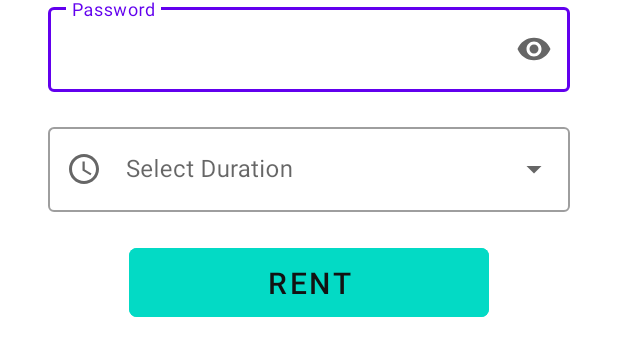
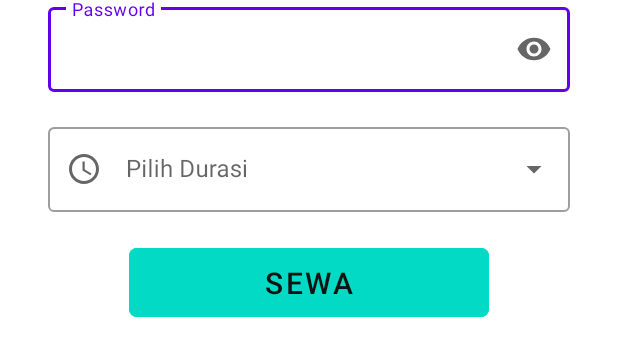
Before and after one commit to JanissaryID/LockerBox, an Android app: the layout custom_dialog.xml on its own in the app's theme, with its tools: preview values and no code run, on a phone screen of 412 x 824 dp. Shown: the part 223-579 px from the top of the screen. Run offline under Robolectric (Android 15) with nearby library versions, the phone set to English and light mode, and no system bars.

Commit message:
Update ke bahasa indonesia

```diff
--- a/app/src/main/java/com/example/lockerbox/Adapter/HomeAdapter.kt
+++ b/app/src/main/java/com/example/lockerbox/Adapter/HomeAdapter.kt
@@ -42,6 +42,7 @@ class HomeAdapter(private var boxList: List<LockerBox>): RecyclerView.Adapter<Ho
 //                }
                 NoBox.text = boxResponse.noBox.toString()
                 CodeLocker.text = boxResponse.codeLocker.toString()
+                duration_time.text = boxResponse.duration.toString() + " Jam"
             }
         }
     }
--- a/app/src/main/java/com/example/lockerbox/HomeFragment.kt
+++ b/app/src/main/java/com/example/lockerbox/HomeFragment.kt
@@ -195,7 +195,7 @@ class HomeFragment : Fragment(), View.OnClickListener {
         button_open = data.TimeOut!!
         mDialogView.NumberBox.setText(data.noBox.toString())
         mDialogView.InputPasswordHome.setText(data.password)
-        mDialogView.InputDurationHome.setText(data.duration.toString() + " Hour")
+        mDialogView.InputDurationHome.setText(data.duration.toString() + " Jam")
         ButtonsUpdate(mDialogView)
         onStartState(mDialogView)
         Log.d("CREATION", "TimeOut  " + data.TimeOut.toString())
--- a/app/src/main/java/com/example/lockerbox/ResponseLockerFragment.kt
+++ b/app/src/main/java/com/example/lockerbox/ResponseLockerFragment.kt
@@ -113,7 +113,7 @@ class ResponseLockerFragment : Fragment() {
 
         mDialogView.NumberBox.setText(data.noBox.toString())
 
-        var HoursList = arrayOf("1 Hour", "2 Hour", "3 Hour", "4 Hour")
+        var HoursList = arrayOf("1 Jam", "2 Jam", "3 Jam", "4 Jam")
 
         var adapter = ArrayAdapter(requireContext(), android.R.layout.simple_list_item_1, HoursList)
         mDialogView.autoCompleteText.threshold = 0
--- a/app/src/main/res/layout/box_layout.xml
+++ b/app/src/main/res/layout/box_layout.xml
@@ -66,17 +66,17 @@
             android:layout_height="wrap_content"
             android:layout_gravity="center"
             android:layout_marginBottom="2dp"
-            android:text="Sisa Waktu"
+            android:text="Durasi"
             android:textColor="#fff"
             android:textSize="12sp" />
 
         <TextView
-            android:id="@+id/end_time"
+            android:id="@+id/duration_time"
             android:layout_width="62dp"
             android:layout_height="wrap_content"
             android:background="@drawable/label_custom2"
             android:layout_gravity="center"
-            android:text="02:00"
+            android:text="2 Jam"
             android:textAlignment="center"
             android:textColor="#000"
             android:textSize="14sp"
--- a/app/src/main/res/layout/item_box.xml
+++ b/app/src/main/res/layout/item_box.xml
@@ -38,7 +38,7 @@
         style="@style/Widget.MaterialComponents.Button.OutlinedButton"
         android:layout_width="118dp"
         android:layout_height="46dp"
-        android:text="Rent Now"
+        android:text="Pilih"
         app:cornerRadius="6dp"
         android:backgroundTint="@color/topbar"
         android:textColor="@color/textbutton"
--- a/app/src/main/res/values/strings.xml
+++ b/app/src/main/res/values/strings.xml
@@ -4,7 +4,7 @@
     <string name="hello_blank_fragment">Hello blank fragment</string>
     <string name="String_text_36">36</string>
     <string name="password_hint">Password</string>
-    <string name="select_duration_hint">Select Duration</string>
-    <string name="rent_button_text">RENT</string>
-    <string name="duration_hint">Duration</string>
+    <string name="select_duration_hint">Pilih Durasi</string>
+    <string name="rent_button_text">SEWA</string>
+    <string name="duration_hint">Durasi</string>
 </resources>
```
